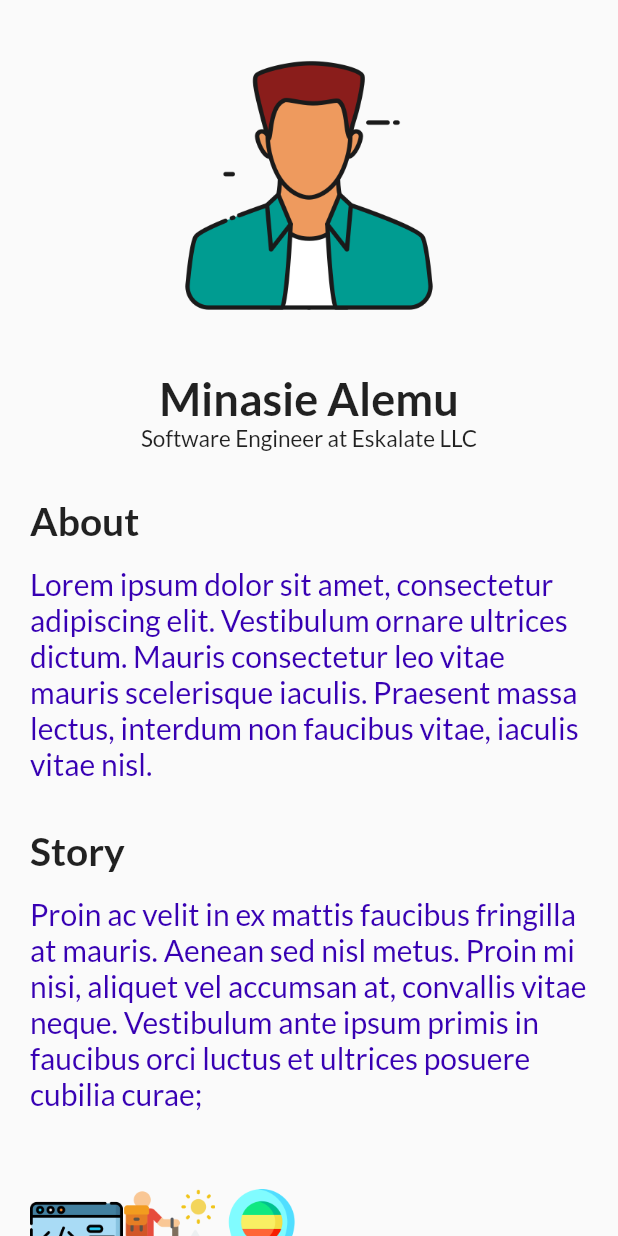
After one commit to RealEskalate/Practice, a Flutter app: the MinasiePage screen opened by its route, on a phone screen of 412 x 824 dp. The commit adds this screen. Run offline on Flutter 3.47's test engine with Material 2 defaults, Android fonts, the phone set to English and light mode, and no system bars; our stand-ins replace flutter_bloc, google_fonts.

Commit message:
[Mobile] add Minasie's Profile to the app

```diff
--- /dev/null
+++ b/starter_project_mobile/lib/bloc/darkmode_bloc.dart
@@ -0,0 +1,17 @@
+import 'package:flutter_bloc/flutter_bloc.dart';
+
+enum DarkModeEvent { dark, light }
+
+class DarkModeBloc extends Bloc<DarkModeEvent, bool> {
+  bool dark = false;
+
+  DarkModeBloc(bool dark) : super(dark);
+
+  @override
+  Stream<bool> mapEventToState(DarkModeEvent event) async* {
+    if (event == DarkModeEvent.dark) {
+      dark = !dark;
+    }
+    yield dark;
+  }
+}
--- a/starter_project_mobile/lib/route.dart
+++ b/starter_project_mobile/lib/route.dart
@@ -1,12 +1,11 @@
 import 'package:flutter/material.dart';
-import 'package:start_project_mobile/screens/Screens.dart';
-import 'package:start_project_mobile/screens/kaleb_page.dart';
+import 'package:starter_project_mobile/screens/home_page.dart';
+import 'package:starter_project_mobile/screens/kaleb_page.dart';
+import 'package:starter_project_mobile/screens/minasie_page.dart';
 
-import 'models/User.dart';
 
 class PageRouter {
   static Route? generateRoute(RouteSettings settings) {
-    late User? user;
     switch (settings.name) {
       case "/":
         return MaterialPageRoute(builder: (context) {
@@ -17,6 +16,10 @@ class PageRouter {
         return MaterialPageRoute(builder: (context) {
           return KalebPage();
         });
+      case MinasiePage.RouteName:
+        return MaterialPageRoute(builder: (context) {
+          return MinasiePage();
+        });
     }
   }
 }
--- /dev/null
+++ b/starter_project_mobile/lib/screens/minasie_page.dart
@@ -0,0 +1,116 @@
+import 'package:flutter/material.dart';
+import 'package:flutter_bloc/flutter_bloc.dart';
+import 'package:google_fonts/google_fonts.dart';
+import 'package:starter_project_mobile/bloc/darkmode_bloc.dart';
+import 'package:starter_project_mobile/utils/colors.dart';
+import 'package:starter_project_mobile/utils/customePainter.dart';
+
+class MinasiePage extends StatelessWidget {
+  static const RouteName = '/minasie';
+  const MinasiePage({Key? key}) : super(key: key);
+
+  @override
+  Widget build(BuildContext context) {
+    final height = MediaQuery.of(context).size.height;
+    final width = MediaQuery.of(context).size.width;
+
+    DarkModeBloc darkmode_Bloc = BlocProvider.of<DarkModeBloc>(context);
+    bool dark = BlocProvider.of<DarkModeBloc>(context).dark;
+    print(dark);
+    // dark = true;
+
+    return Scaffold(
+      body: Center(
+        child: Container(
+          // color: Color(dark ? 0xffff : 0x0000),
+          height: height,
+          // color: Colors.redAccent,
+          child: SingleChildScrollView(
+            child: Column(
+              children: [
+                Image(
+                  image: AssetImage("assets/boy.png"),
+                  width: width * .7,
+                  height: height * .3,
+                ),
+                Text('Minasie Alemu',
+                    style: GoogleFonts.lato(
+                        fontSize: 30, fontWeight: FontWeight.bold)),
+                Text('Software Engineer at Eskalate LLC',
+                    style: GoogleFonts.lato(fontSize: 15)),
+                Padding(
+                  padding: const EdgeInsets.all(20.0),
+                  child: Column(
+                    crossAxisAlignment: CrossAxisAlignment.start,
+                    children: [
+                      Padding(
+                        padding: const EdgeInsets.fromLTRB(0, 10, 0, 15),
+                        child: Text(
+                          'About',
+                          style: GoogleFonts.lato(
+                              fontSize: 26, fontWeight: FontWeight.bold),
+                        ),
+                      ),
+                      Text(
+                        "Lorem ipsum dolor sit amet, consectetur adipiscing elit. Vestibulum ornare ultrices dictum. "
+                        "Mauris consectetur leo vitae mauris scelerisque iaculis. Praesent massa lectus, interdum "
+                        "non faucibus vitae, iaculis vitae nisl.",
+                        style:
+                            GoogleFonts.lato(fontSize: 20, color: darkPurple),
+                      ),
+                      SizedBox(
+                        height: 20,
+                      ),
+                      Padding(
+                        padding: const EdgeInsets.fromLTRB(0, 10, 0, 15),
+                        child: Text(
+                          'Story',
+                          style: GoogleFonts.lato(
+                              fontSize: 26, fontWeight: FontWeight.bold),
+                        ),
+                      ),
+                      Text(
+                        "Proin ac velit in ex mattis faucibus fringilla at "
+                        "mauris. Aenean sed nisl metus. Proin mi nisi, aliquet vel accumsan at, convallis vitae neque. "
+                        "Vestibulum ante ipsum primis in faucibus orci luctus et ultrices posuere cubilia curae; ",
+                        style:
+                            GoogleFonts.lato(fontSize: 20, color: darkPurple),
+                      ),
+                      Row(
+                        mainAxisSize: MainAxisSize.min,
+                        mainAxisAlignment: MainAxisAlignment.spaceBetween,
+                        children: [
+                          Image(
+                            image: AssetImage(
+                              "assets/code.png",
+                            ),
+                            width: width * 0.15,
+                            height: height * 0.2,
+                          ),
+                          Image(
+                            image: AssetImage(
+                              "assets/hiking.png",
+                            ),
+                            width: width * 0.15,
+                            height: height * 0.2,
+                          ),
+                          Image(
+                            image: AssetImage(
+                              "assets/location.png",
+                            ),
+                            width: width * 0.15,
+                            height: height * 0.2,
+                          )
+                        ],
+                      )
+                    ],
+                  ),
+                )
+              ],
+            ),
+          ),
+        ),
+      ),
+    );
+  }
+}
--- a/starter_project_mobile/pubspec.yaml
+++ b/starter_project_mobile/pubspec.yaml
@@ -1,4 +1,4 @@
-name: start_project_mobile
+name: starter_project_mobile
 description: A new Flutter project.
 
 # The following line prevents the package from being accidentally published to
```
Also changed, not shown: starter_project_mobile/lib/bloc/darkmode_state.dart (added, +11 -0 lines), starter_project_mobile/lib/main.dart (+7 -4 lines), starter_project_mobile/lib/screens/main_drawer.dart (+14 -1 lines), starter_project_mobile/lib/utils/customePainter.dart (added, +27 -0 lines), starter_project_mobile/assets/boy.png (added), starter_project_mobile/assets/code.png (added), starter_project_mobile/assets/hiking.png (added), starter_project_mobile/assets/location.png (added).
